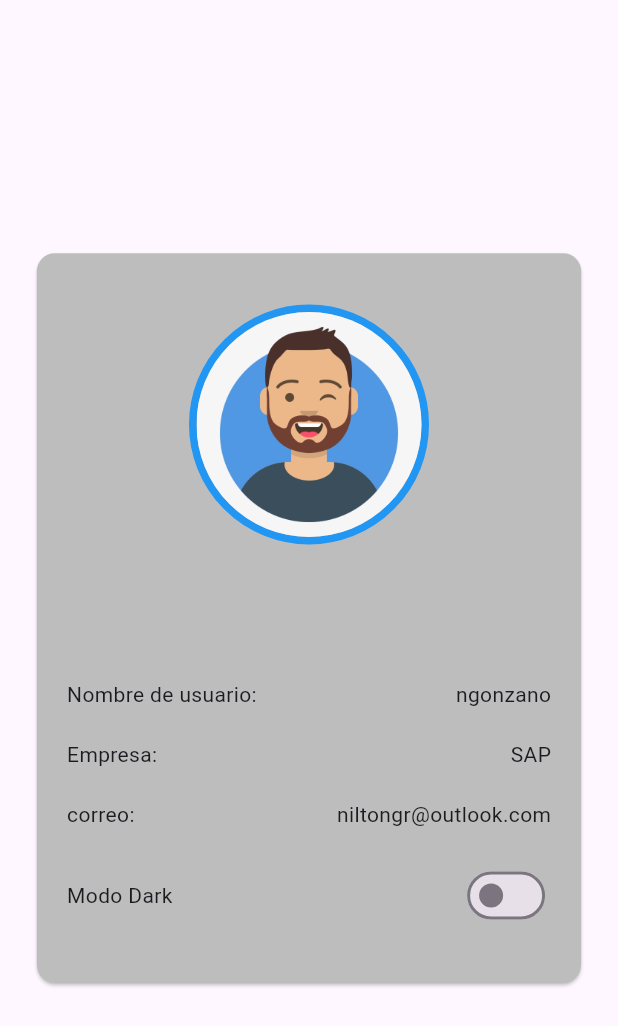
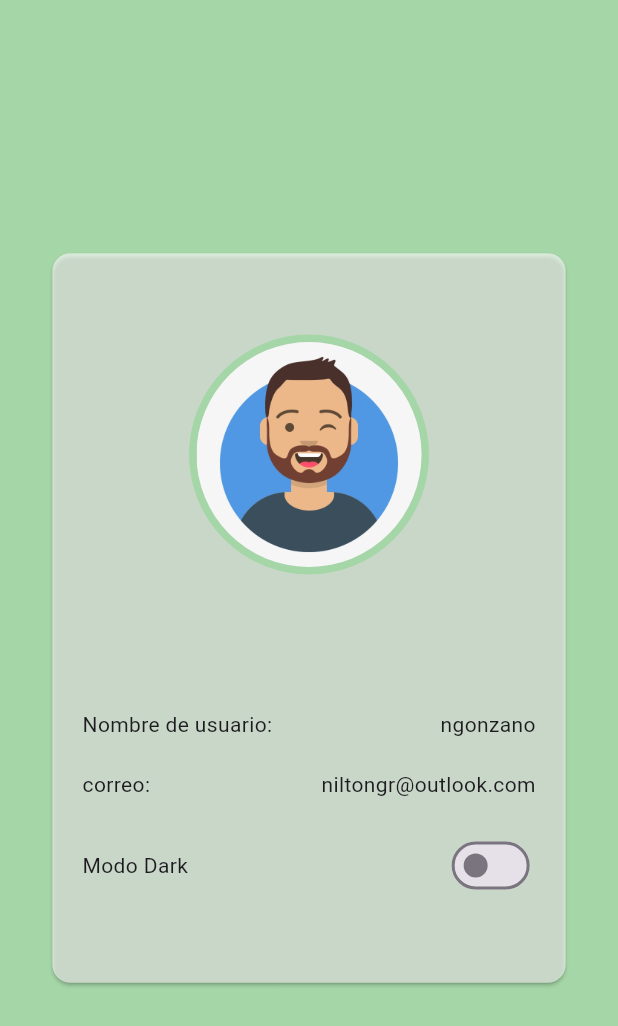
Before and after one commit to niltonDevelop/flutter_application_theme, a Flutter app: the screen it shows after launch, on a phone screen of 412 x 824 dp. Shown: the top 1026 px of the screen. Run offline on Flutter 3.47's test engine with Material 3 defaults, Android fonts, the phone set to English and light mode, and no system bars.

Commit message:
thema dark dinamico

```diff
--- /dev/null
+++ b/lib/app_color_scheme.dart
@@ -0,0 +1,36 @@
+import 'package:flutter/material.dart';
+
+class AppColorScheme extends InheritedWidget {
+  final Brightness brightness;
+  final TargetPlatform platform;
+
+  const AppColorScheme({
+    super.key,
+    required super.child,
+    required this.brightness,
+    required this.platform,
+  });
+
+  static AppColorScheme of(BuildContext context) {
+    final inherited = context.dependOnInheritedWidgetOfExactType<AppColorScheme>();
+    final brightness = WidgetsBinding.instance.platformDispatcher.platformBrightness;
+
+    final platform = Theme.of(context).platform;
+
+    return inherited ??
+        AppColorScheme(brightness: brightness, platform: platform, child: const SizedBox.shrink());
+  }
+
+  Color get card {
+    return brightness == Brightness.dark ? Colors.black12 : Colors.white60;
+  }
+
+  Color get avatar {
+    return brightness == Brightness.dark ? Colors.grey.shade900 : Colors.green.shade200;
+  }
+
+  @override
+  bool updateShouldNotify(covariant AppColorScheme oldWidget) {
+    return brightness != oldWidget.brightness || platform != oldWidget.platform;
+  }
+}
--- a/lib/main.dart
+++ b/lib/main.dart
@@ -1,4 +1,8 @@
+import 'package:flutter/foundation.dart';
 import 'package:flutter/material.dart';
+import 'package:flutter_application_theme/app_color_scheme.dart';
+import 'package:flutter_application_theme/provider.dart';
+import 'package:provider/provider.dart';
 
 void main() {
   runApp(const MyApp());
@@ -7,14 +11,28 @@ void main() {
 class MyApp extends StatelessWidget {
   const MyApp({super.key});
 
-  // This widget is the root of your application.
   @override
   Widget build(BuildContext context) {
     final isDark = ValueNotifier<bool>(false);
-    return MaterialApp(
-      title: 'Flutter Demo',
-      theme: ThemeData(colorScheme: ColorScheme.fromSeed(seedColor: Colors.deepPurple)),
-      home: HomePage(isDark: isDark),
+    return MultiProvider(
+      providers: [ChangeNotifierProvider<ThemeProvider>(create: (context) => ThemeProvider())],
+      child: Consumer(
+        builder: (_, ThemeProvider themeProvider, __) {
+          final isDarkTheme = themeProvider.themeMode == ThemeMode.dark;
+          return AppColorScheme(
+            brightness: isDarkTheme ? Brightness.dark : Brightness.light,
+            platform: defaultTargetPlatform,
+            child: MaterialApp(
+              debugShowCheckedModeBanner: false,
+              title: 'Flutter Demo',
+              home: HomePage(isDark: isDark),
+              theme: ThemeData.light(),
+              darkTheme: ThemeData.dark(),
+              themeMode: themeProvider.themeMode,
+            ),
+          );
+        },
+      ),
     );
   }
 }
@@ -25,12 +43,13 @@ class HomePage extends StatelessWidget {
   @override
   Widget build(BuildContext context) {
     return Scaffold(
+      backgroundColor: context.color.avatar,
       body: Center(
         child: SizedBox(
-          width: MediaQuery.sizeOf(context).width * 0.9,
+          width: MediaQuery.sizeOf(context).width * 0.85,
           height: MediaQuery.sizeOf(context).height * 0.6,
           child: Card(
-            color: Colors.grey.shade400,
+            color: context.color.card,
             child: Padding(
               padding: EdgeInsets.symmetric(horizontal: 20),
               child: Column(
@@ -42,7 +61,7 @@ class HomePage extends StatelessWidget {
                     alignment: Alignment.center,
                     decoration: BoxDecoration(
                       shape: BoxShape.circle,
-                      border: Border.all(color: Colors.blue, width: 5),
+                      border: Border.all(color: context.color.avatar, width: 5),
                     ),
                     child: ClipOval(
                       child: Image.asset(
@@ -60,10 +79,6 @@ class HomePage extends StatelessWidget {
                   ),
                   Row(
                     mainAxisAlignment: MainAxisAlignment.spaceBetween,
-                    children: [const Text('Empresa:'), const Text('SAP')],
-                  ),
-                  Row(
-                    mainAxisAlignment: MainAxisAlignment.spaceBetween,
                     children: [const Text('correo:'), const Text('niltongr@outlook.com')],
                   ),
                   Row(
@@ -77,6 +92,7 @@ class HomePage extends StatelessWidget {
                             value: isDarkMode,
                             onChanged: (value) {
                               isDark.value = value;
+                              context.read<ThemeProvider>().toggleTheme(value);
                             },
                           );
                         },
--- /dev/null
+++ b/lib/provider.dart
@@ -0,0 +1,19 @@
+import 'package:flutter/material.dart';
+import 'package:flutter_application_theme/app_color_scheme.dart';
+
+class ThemeProvider extends ChangeNotifier {
+  ThemeMode _themeMode = ThemeMode.system;
+
+  ThemeMode get themeMode => _themeMode;
+
+  //metodo para cambiar el tema
+  void toggleTheme(bool isDark) {
+    _themeMode = isDark ? ThemeMode.dark : ThemeMode.light;
+    notifyListeners();
+  }
+}
+
+//Extencion
+extension ColorExtension on BuildContext {
+  AppColorScheme get color => AppColorScheme.of(this);
+}
--- a/pubspec.yaml
+++ b/pubspec.yaml
@@ -34,6 +34,7 @@ dependencies:
   # The following adds the Cupertino Icons font to your application.
   # Use with the CupertinoIcons class for iOS style icons.
   cupertino_icons: ^1.0.8
+  provider: ^6.1.4
 
 dev_dependencies:
   flutter_test:
```
Also changed, not shown: pubspec.lock.
